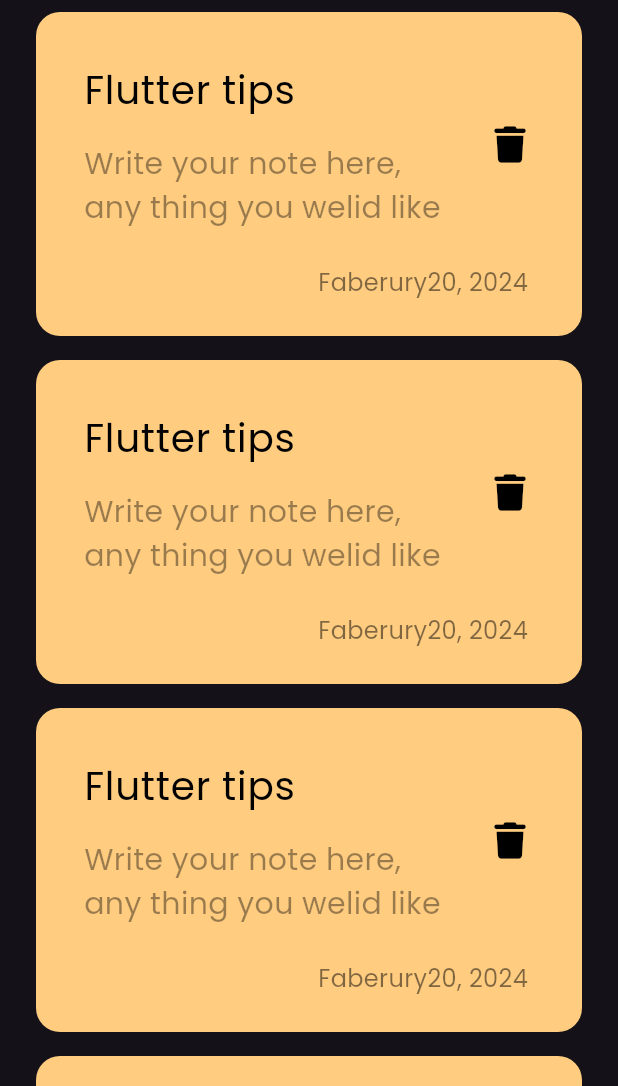
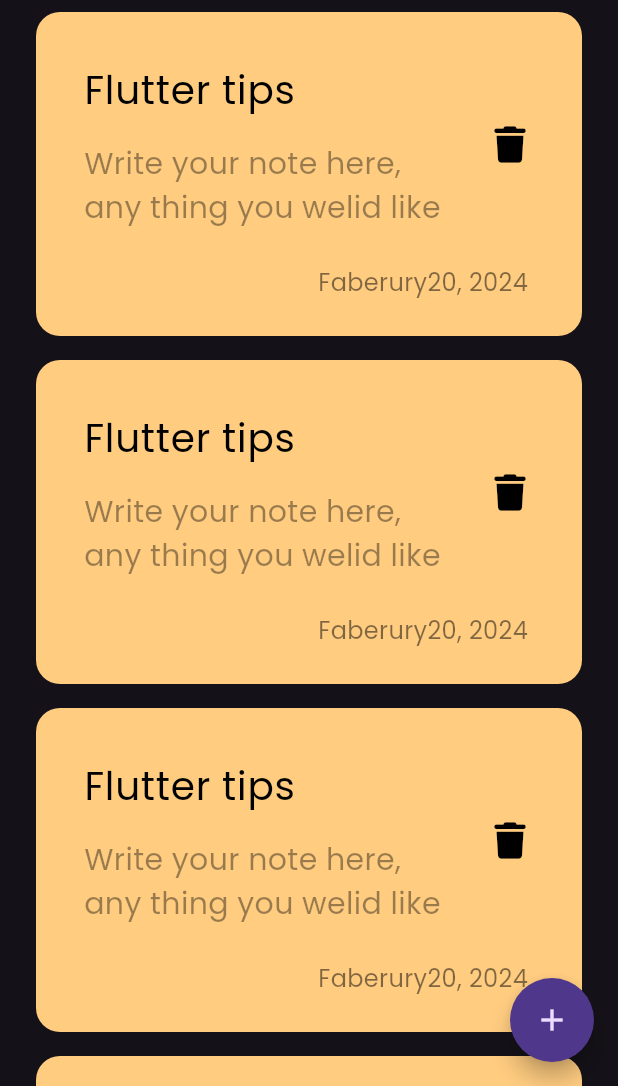
Before and after one commit to engmohammadse/notes_app, a Flutter app: the screen it shows after launch, on a phone screen of 412 x 824 dp, the part 150-1236 px from its top. Run offline on Flutter 3.47's test engine with Material 3 defaults, Android fonts, the phone set to English and light mode, and no system bars; our stand-ins replace font_awesome_flutter.

Commit message:
add floating action button

```diff
--- a/lib/views/notes_view.dart
+++ b/lib/views/notes_view.dart
@@ -6,8 +6,18 @@ class NotesView extends StatelessWidget {
 
   @override
   Widget build(BuildContext context) {
-    return const  Scaffold(
-      body: NotesViewBody(),
+    return Scaffold(
+      body: const NotesViewBody(),
+
+      // circular action botton
+      floatingActionButton: FloatingActionButton(
+        onPressed: () {},
+        shape: RoundedRectangleBorder(
+          borderRadius: BorderRadius.circular(30.0),
+        ),
+        child: const Icon(Icons.add),
+      ),
+      //
     );
   }
 }
```
